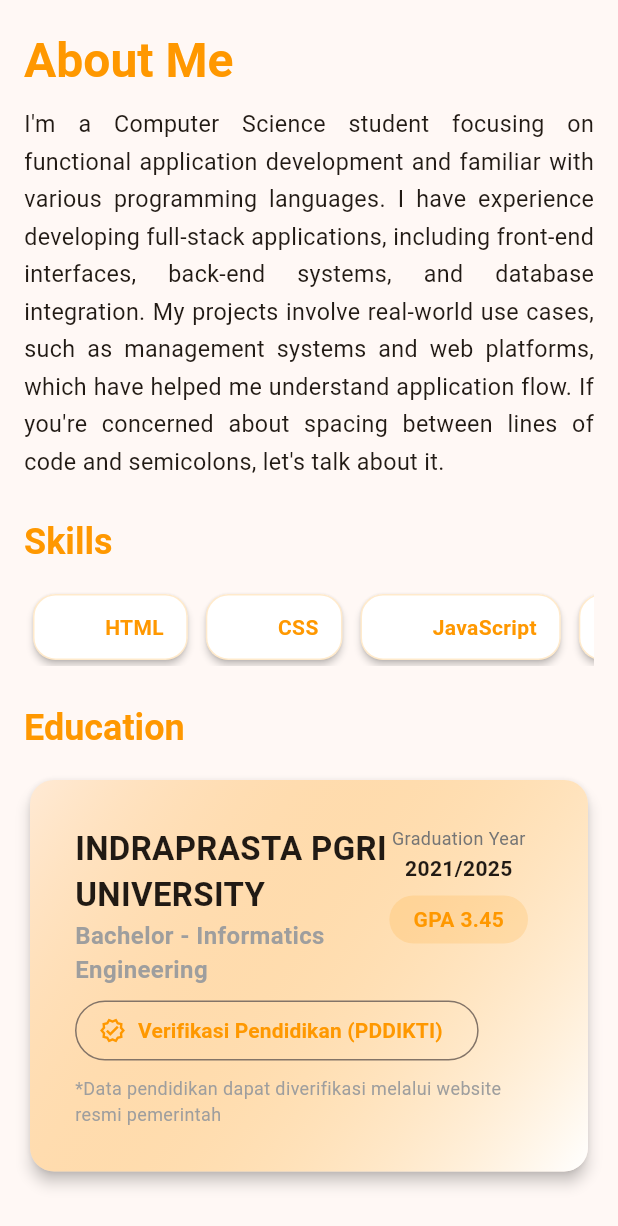
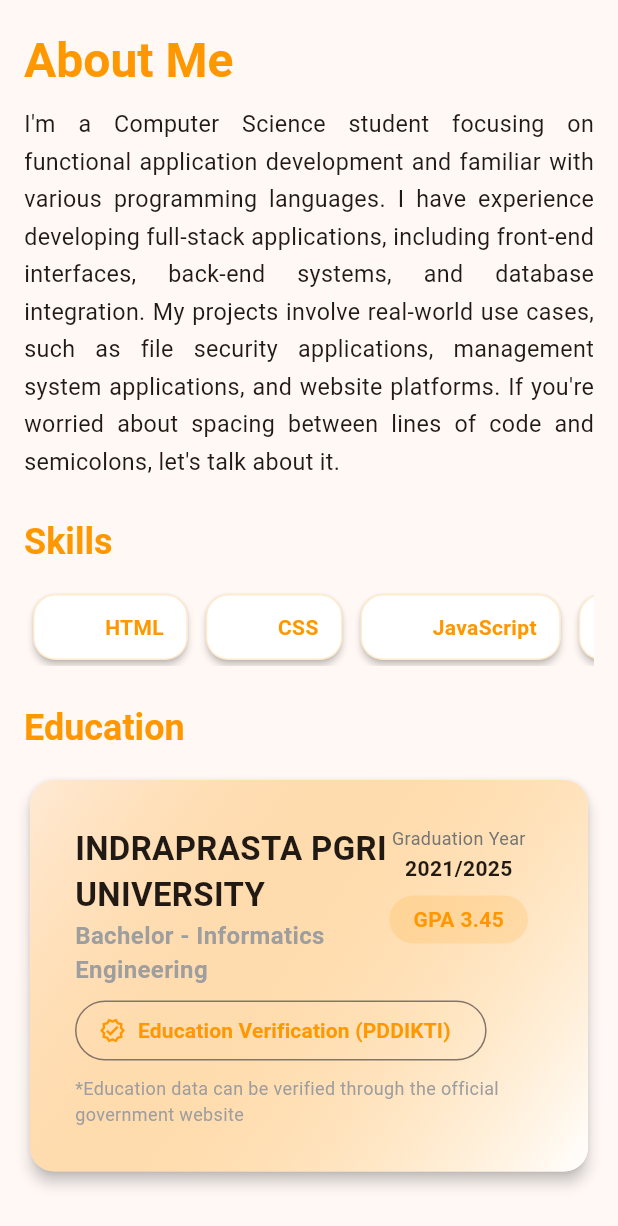
Before and after one commit to isrohadi18/p-isrohadi18, a Flutter app: the AboutPage widget shown alone on an empty page, opened directly, on a phone screen of 412 x 824 dp. Shown: the top 1226 px of the screen. Run offline on Flutter 3.47's test engine with Material 3 defaults, Android fonts, the phone set to English and light mode, and no system bars; drawn by our look-alikes of flutter_animate; our stand-ins replace animated_text_kit; network calls fail.

Commit message:
cheking certificate

```diff
--- a/lib/pages/about_page.dart
+++ b/lib/pages/about_page.dart
@@ -78,7 +78,7 @@ class _AboutPageState extends State<AboutPage> {
                 crossAxisAlignment: CrossAxisAlignment.start,
                 children: [
                   Text(
-                    'I\'m a Computer Science student focusing on functional application development and familiar with various programming languages. I have experience developing full-stack applications, including front-end interfaces, back-end systems, and database integration. My projects involve real-world use cases, such as management systems and web platforms, which have helped me understand application flow. If you\'re concerned about spacing between lines of code and semicolons, let\'s talk about it.',
+                    'I\'m a Computer Science student focusing on functional application development and familiar with various programming languages. I have experience developing full-stack applications, including front-end interfaces, back-end systems, and database integration. My projects involve real-world use cases, such as file security applications, management system applications, and website platforms. If you\'re worried about spacing between lines of code and semicolons, let\'s talk about it.',
                     textAlign: TextAlign.justify,
                     style: const TextStyle(
                       fontSize: AboutmeTextStyle.aboutSize,
@@ -424,7 +424,7 @@ class EducationCard extends StatelessWidget {
                         degree,
                         style: const TextStyle(
                           fontSize: 16,
-                          fontWeight: FontWeight.bold,
+                          fontWeight: FontWeight.w700,
                           color: Colors.grey,
                         ),
                       ),
@@ -491,12 +491,12 @@ class EducationCard extends StatelessWidget {
                   url,
                   mode: LaunchMode.externalApplication,
                 )) {
-                  throw 'Tidak dapat membuka link verifikasi';
+                  throw 'Unable to open verification link';
                 }
               },
               icon: const Icon(Icons.verified_outlined, size: 18),
               label: const Text(
-                'Verifikasi Pendidikan (PDDIKTI)',
+                'Education Verification (PDDIKTI)',
                 style: TextStyle(fontWeight: FontWeight.bold),
               ),
             ),
@@ -504,7 +504,7 @@ class EducationCard extends StatelessWidget {
             const SizedBox(height: 6),
 
             Text(
-              '*Data pendidikan dapat diverifikasi melalui website resmi pemerintah',
+              '*Education data can be verified through the official government website',
               style: TextStyle(
                 fontSize: 12,
                 color: Colors.grey.shade500,
--- a/lib/pages/experience_page.dart
+++ b/lib/pages/experience_page.dart
@@ -99,7 +99,7 @@ final List<Experience> experienceList = [
     role: 'Technical Assistant',
     logo: '../../assets/images/experience/companygc.png',
     highlights: [
-      'Maintaining the store and handling customer complaints',
+      'Managing the store and handling customer complaints',
       'Installing software, updating operating systems, and troubleshooting hardware issues.',
       'Assisting technicians with projects outside the assisting technicians with projects outside the store, both within the company and at schools, as requested by customers.',
     ],
@@ -111,9 +111,9 @@ final List<Experience> experienceList = [
     role: 'Information Technology Staff',
     logo: '../../assets/images/experience/companyibs.png',
     highlights: [
-      'Maintaining and maintaining the stability of network infrastructure lan/wan , as well as troubleshooting hardware and software issues, such as routers, switches, and firewalls.',
+      'Responsible for maintaining and safeguarding the stability of the LAN/WAN network infrastructure, as well as troubleshooting hardware issues, such as routers, switches, servers, and other devices.',
       'Monitoring the performance of company servers and websites to ensure their stability.',
-      'Installing software, updating operating installing software, updating operating systems, and installing cctv.',
+      'Installing software, updating operating systems, and device drivers.',
     ],
   ),
 
@@ -123,7 +123,7 @@ final List<Experience> experienceList = [
     role: 'Graphic Design Marketing',
     logo: '../../assets/images/experience/companyibs.png',
     highlights: [
-      'Create a product design that will be uploaded on the companynn\'s social media every day.',
+      'Creating product designs for daily posts on the company\'s social media channels.',
       'Developing strategies with the team and developing customer interest in the companyn\'s products online.',
       'Design project request in each division. Creating designs on food product packaging.',
     ],
@@ -232,6 +232,7 @@ class _ExperienceCardState extends State<ExperienceCard> {
                           Expanded(
                             child: Text(
                               item,
+                              textAlign: TextAlign.justify,
                               style: const TextStyle(
                                 fontSize: ExperienceTextStyle.bulletSize,
                               ),
```
Also changed, not shown: lib/pages/projects_page.dart (+7 -42 lines).
